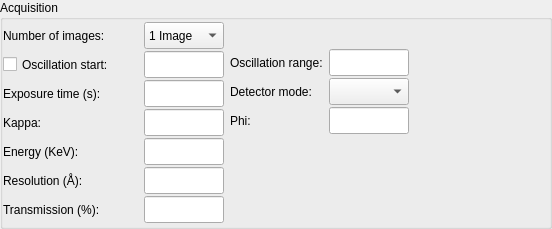
First picture: the form in Bricks/widgets/ui_files/Qt4_acquisition_widget_vertical_simple_layout.ui, repository mxcube/mxcubeqt, before the edit.
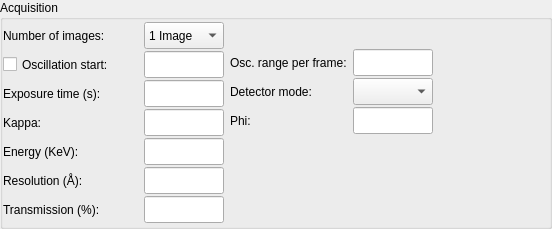
Second picture: the form after the edit.

Diff of the .ui file:
```diff
--- a/Bricks/widgets/ui_files/Qt4_acquisition_widget_vertical_simple_layout.ui
+++ b/Bricks/widgets/ui_files/Qt4_acquisition_widget_vertical_simple_layout.ui
@@ -416,7 +416,7 @@
                  </size>
                 </property>
                 <property name="text">
-                 <string>Oscillation range:</string>
+                 <string>Osc. range per frame:</string>
                 </property>
                 <property name="wordWrap">
                  <bool>false</bool>
```
